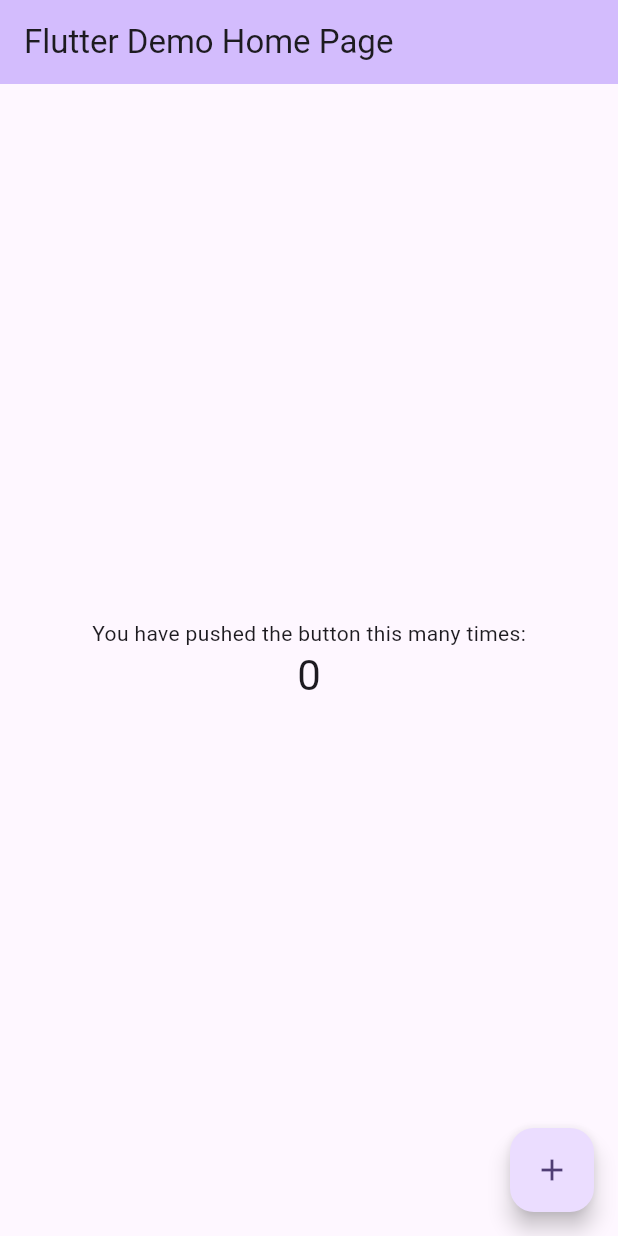
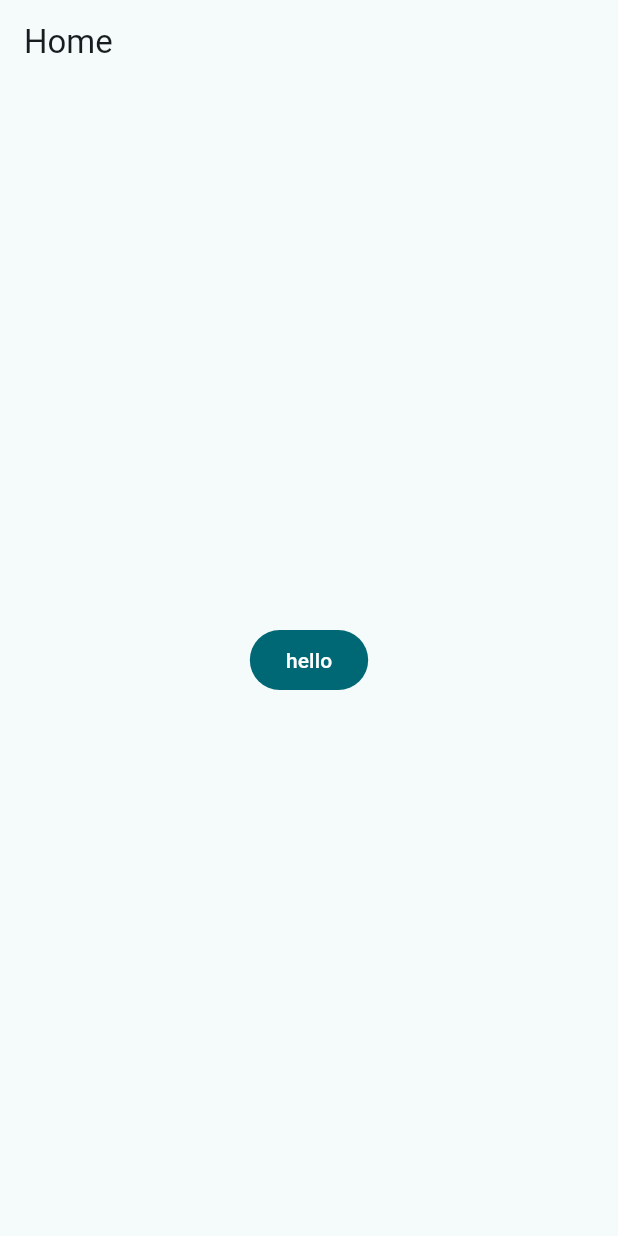
Before and after one commit to yundal8755/mvp_provider_boilerplate, a Flutter app: the screen it shows after launch, on a phone screen of 412 x 824 dp. Run offline on Flutter 3.47's test engine with Material 3 defaults, Android fonts, the phone set to English and light mode, and no system bars; our stand-ins replace flutter_screenutil; Roboto replaces fonts that are missing (pretendard).

Commit message:
style : 기본 스타일 및 사이즈 정립

```diff
--- /dev/null
+++ b/lib/app/style/app_color.dart
@@ -0,0 +1,61 @@
+import 'package:flutter/material.dart';
+
+abstract class AppColor {
+  static const white = Color(0xffffffff);
+  static const black = Color(0xff000000);
+  static const green = Color(0xff1DB177);
+  static const bsBackground = Color(0xff202027);
+  static const bsIndicator = Color(0xff3C3C47);
+
+  static const background = Color(0xffF3F4F5);
+
+  static const gray010 = Color(0xFFFCFCFC);
+  static const gray020 = Color(0xFFFAFAFA);
+  static const gray030 = Color(0xFFF5F5F5);
+  static const gray040 = Color(0xFFEEEEEE);
+  static const gray050 = Color(0xFFE0E0E0);
+  static const gray060 = Color(0xFF9E9E9E);
+  static const gray070 = Color(0xFF616161);
+  static const gray080 = Color(0xFF424242);
+  static const gray090 = Color(0xFF212121);
+
+  static const neutral010 = Color(0xFFF7F9FA);
+  static const neutral025 = Color(0xFFF5F6F7);
+  static const neutral050 = Color(0xFFF1F2F3);
+  static const neutral100 = Color(0xFFE1E2E5);
+  static const neutral200 = Color(0xFFB5B9C2);
+  static const neutral300 = Color(0xFFA3A5AE);
+  static const neutral400 = Color(0xFF838A9A);
+  static const neutral500 = Color(0xFF626576);
+  static const neutral700 = Color(0xFF383B45);
+  static const neutral900 = Color(0xFF090A0B);
+
+  static const primary050 = Color(0xFFFFF3F4);
+  static const primary100 = Color(0xFFFFE8E8);
+  static const primary200 = Color(0xFFFFD1D2);
+  static const primary400 = Color(0xFFFF8182);
+  static const primary500 = Color(0xFFFF595B);
+  static const primary600 = Color(0xFFE04E50);
+  static const primary700 = Color(0xFFCB4748);
+  static const primary800 = Color(0xFF8A3031);
+
+  static const accent050 = Color(0xFFFDFAF0);
+  static const accent100 = Color(0xFFFAF5E6);
+  static const accent200 = Color(0xFFF6EDD0);
+  static const accent400 = Color(0xFFE7D084);
+  static const accent500 = Color(0xFFDEBE54);
+  static const accent600 = Color(0xFFCCAF4D);
+  static const accent800 = Color(0xFF847132);
+
+  static const error050 = Color(0xFFFFF3F4);
+  static const error500 = Color(0xFFFF595B);
+  static const error700 = Color(0xFFCB4748);
+
+  static const warning050 = Color(0xFFFDF8EA);
+  static const warning500 = Color(0xFFEAAA08);
+  static const warning700 = Color(0xFFC48F07);
+
+  static const success050 = Color(0xFFEEFAF5);
+  static const success500 = Color(0xFF12B76A);
+  static const success700 = Color(0xFF0E9154);
+}
--- /dev/null
+++ b/lib/app/style/app_theme.dart
@@ -0,0 +1,36 @@
+import 'package:flutter/material.dart';
+import 'package:mvp_provider_boilerplate/app/style/app_color.dart';
+
+class AppTheme {
+  /// LIGHT
+  static final ThemeData light = ThemeData(
+    useMaterial3: true,
+    colorScheme: ColorScheme.fromSeed(
+      seedColor: Colors.grey,
+    ),
+    primaryColor: AppColor.green,
+    primarySwatch: Colors.blue,
+    splashFactory: NoSplash.splashFactory,
+    textTheme: ThemeData().textTheme.apply(
+          fontFamily: 'pretendard',
+          bodyColor: AppColor.black,
+          displayColor: AppColor.black,
+        ),
+    textSelectionTheme: const TextSelectionThemeData(
+      selectionColor: Color(0xFFC7CCF8),
+      cursorColor: AppColor.primary500,
+      selectionHandleColor: AppColor.primary500,
+    ),
+  );
+
+  /// DARK
+  static final ThemeData dark = ThemeData(
+    useMaterial3: true,
+    brightness: Brightness.dark,
+    textTheme: ThemeData().textTheme.apply(
+          fontFamily: 'pretendard',
+          bodyColor: AppColor.black,
+          displayColor: AppColor.black,
+        ),
+  );
+}
--- /dev/null
+++ b/lib/feature/home/presentation/view/home_page.dart
@@ -0,0 +1,27 @@
+import 'package:flutter/material.dart';
+
+class HomePage extends StatefulWidget {
+  const HomePage({super.key});
+
+  @override
+  State<HomePage> createState() => _HomePageState();
+}
+
+class _HomePageState extends State<HomePage> {
+  @override
+  Widget build(BuildContext context) {
+    return Scaffold(
+      appBar: AppBar(
+        title: const Text('Home'),
+      ),
+      body: Center(
+        child: Column(
+          mainAxisAlignment: MainAxisAlignment.center,
+          children: [
+            FilledButton(onPressed: () {}, child: const Text('hello'))
+          ],
+        ),
+      ),
+    );
+  }
+}
--- a/lib/main.dart
+++ b/lib/main.dart
@@ -1,125 +1,23 @@
 import 'package:flutter/material.dart';
+import 'package:mvp_provider_boilerplate/app/style/app_theme.dart';
+import 'package:mvp_provider_boilerplate/feature/home/presentation/view/home_page.dart';
 
 void main() {
-  runApp(const MyApp());
+  runApp(const App());
 }
 
-class MyApp extends StatelessWidget {
-  const MyApp({super.key});
+class App extends StatelessWidget {
+  const App({super.key});
 
-  // This widget is the root of your application.
   @override
   Widget build(BuildContext context) {
     return MaterialApp(
-      title: 'Flutter Demo',
-      theme: ThemeData(
-        // This is the theme of your application.
-        //
-        // TRY THIS: Try running your application with "flutter run". You'll see
-        // the application has a purple toolbar. Then, without quitting the app,
-        // try changing the seedColor in the colorScheme below to Colors.green
-        // and then invoke "hot reload" (save your changes or press the "hot
-        // reload" button in a Flutter-supported IDE, or press "r" if you used
-        // the command line to start the app).
-        //
-        // Notice that the counter didn't reset back to zero; the application
-        // state is not lost during the reload. To reset the state, use hot
-        // restart instead.
-        //
-        // This works for code too, not just values: Most code changes can be
-        // tested with just a hot reload.
-        colorScheme: ColorScheme.fromSeed(seedColor: Colors.deepPurple),
-        useMaterial3: true,
-      ),
-      home: const MyHomePage(title: 'Flutter Demo Home Page'),
+      title: 'MVP_Provider_Boilerplate',
+      debugShowCheckedModeBanner: false,
+      theme: AppTheme.light,
+      // darkTheme: AppTheme.dark,
+      themeMode: ThemeMode.light, // 폰 설정에 따라 제어하려면 .system으로 변경
+      home: const HomePage(),
     );
   }
 }
-
-class MyHomePage extends StatefulWidget {
-  const MyHomePage({super.key, required this.title});
-
-  // This widget is the home page of your application. It is stateful, meaning
-  // that it has a State object (defined below) that contains fields that affect
-  // how it looks.
-
-  // This class is the configuration for the state. It holds the values (in this
-  // case the title) provided by the parent (in this case the App widget) and
-  // used by the build method of the State. Fields in a Widget subclass are
-  // always marked "final".
-
-  final String title;
-
-  @override
-  State<MyHomePage> createState() => _MyHomePageState();
-}
-
-class _MyHomePageState extends State<MyHomePage> {
-  int _counter = 0;
-
-  void _incrementCounter() {
-    setState(() {
-      // This call to setState tells the Flutter framework that something has
-      // changed in this State, which causes it to rerun the build method below
-      // so that the display can reflect the updated values. If we changed
-      // _counter without calling setState(), then the build method would not be
-      // called again, and so nothing would appear to happen.
-      _counter++;
-    });
-  }
-
-  @override
-  Widget build(BuildContext context) {
-    // This method is rerun every time setState is called, for instance as done
-    // by the _incrementCounter method above.
-    //
-    // The Flutter framework has been optimized to make rerunning build methods
-    // fast, so that you can just rebuild anything that needs updating rather
-    // than having to individually change instances of widgets.
-    return Scaffold(
-      appBar: AppBar(
-        // TRY THIS: Try changing the color here to a specific color (to
-        // Colors.amber, perhaps?) and trigger a hot reload to see the AppBar
-        // change color while the other colors stay the same.
-        backgroundColor: Theme.of(context).colorScheme.inversePrimary,
-        // Here we take the value from the MyHomePage object that was created by
-        // the App.build method, and use it to set our appbar title.
-        title: Text(widget.title),
-      ),
-      body: Center(
-        // Center is a layout widget. It takes a single child and positions it
-        // in the middle of the parent.
-        child: Column(
-          // Column is also a layout widget. It takes a list of children and
-          // arranges them vertically. By default, it sizes itself to fit its
-          // children horizontally, and tries to be as tall as its parent.
-          //
-          // Column has various properties to control how it sizes itself and
-          // how it positions its children. Here we use mainAxisAlignment to
-          // center the children vertically; the main axis here is the vertical
-          // axis because Columns are vertical (the cross axis would be
-          // horizontal).
-          //
-          // TRY THIS: Invoke "debug painting" (choose the "Toggle Debug Paint"
-          // action in the IDE, or press "p" in the console), to see the
-          // wireframe for each widget.
-          mainAxisAlignment: MainAxisAlignment.center,
-          children: <Widget>[
-            const Text(
-              'You have pushed the button this many times:',
-            ),
-            Text(
-              '$_counter',
-              style: Theme.of(context).textTheme.headlineMedium,
-            ),
-          ],
-        ),
-      ),
-      floatingActionButton: FloatingActionButton(
-        onPressed: _incrementCounter,
-        tooltip: 'Increment',
-        child: const Icon(Icons.add),
-      ), // This trailing comma makes auto-formatting nicer for build methods.
-    );
-  }
-}
--- a/pubspec.yaml
+++ b/pubspec.yaml
@@ -14,6 +14,7 @@ dependencies:
 
   cupertino_icons: ^1.0.8
   flutter_dotenv: ^5.2.1
+  flutter_screenutil: ^5.9.3
 
 dev_dependencies:
   flutter_lints: ^4.0.0
```
Also changed, not shown: lib/app/style/app_shadow.dart (added, +138 -0 lines), lib/app/style/app_size.dart (added, +74 -0 lines), lib/app/style/app_text_style.dart (added, +39 -0 lines), pubspec.lock.
